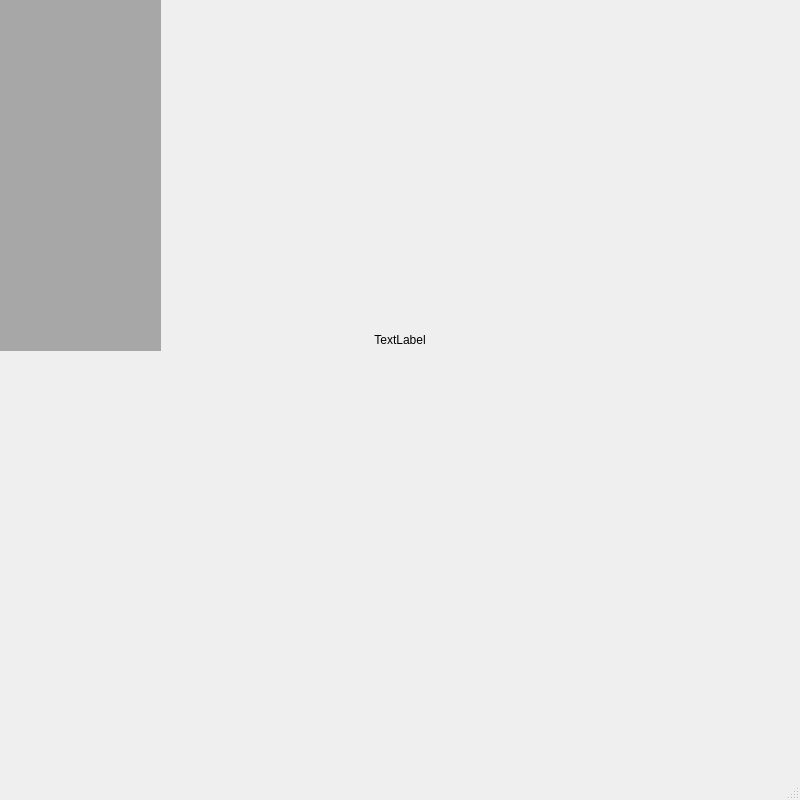
This is Call_Strategies_GUI/mainwindow.ui in Crescent-039/HD2_Call_Strategies_GUI as Qt 5 draws it before an edit. The edited form follows.
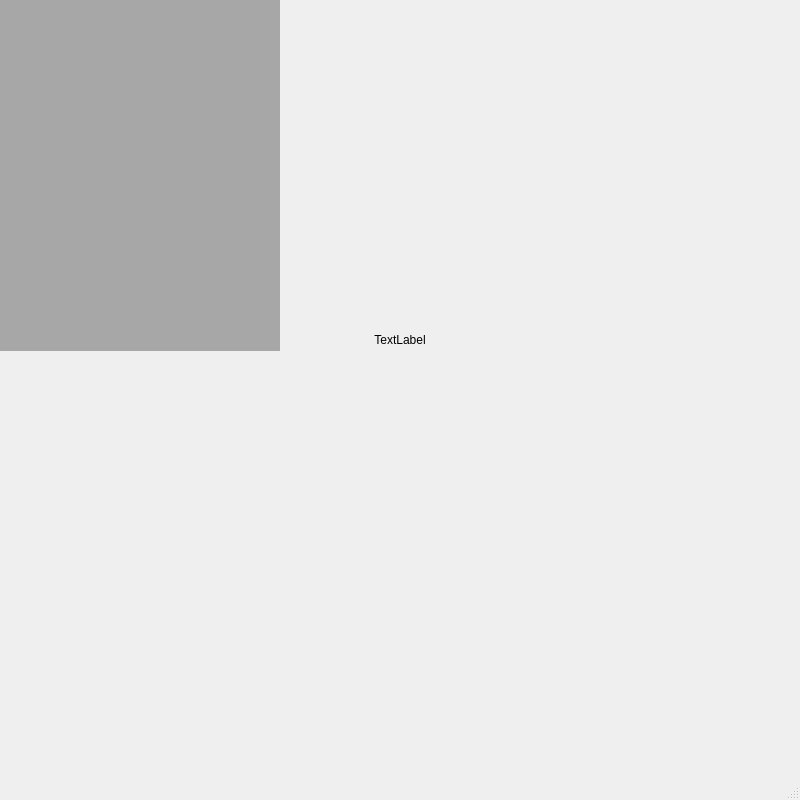
This is the edited form.

```diff
--- a/Call_Strategies_GUI/mainwindow.ui
+++ b/Call_Strategies_GUI/mainwindow.ui
@@ -64,13 +64,14 @@
      <rect>
       <x>0</x>
       <y>0</y>
-      <width>161</width>
+      <width>280</width>
       <height>351</height>
      </rect>
     </property>
     <property name="styleSheet">
      <string notr="true">background-color: rgb(56, 56, 56, 100);</string>
     </property>
+    <layout class="QVBoxLayout" name="verticalLayout"/>
    </widget>
   </widget>
   <widget class="QMenuBar" name="menubar">
```
